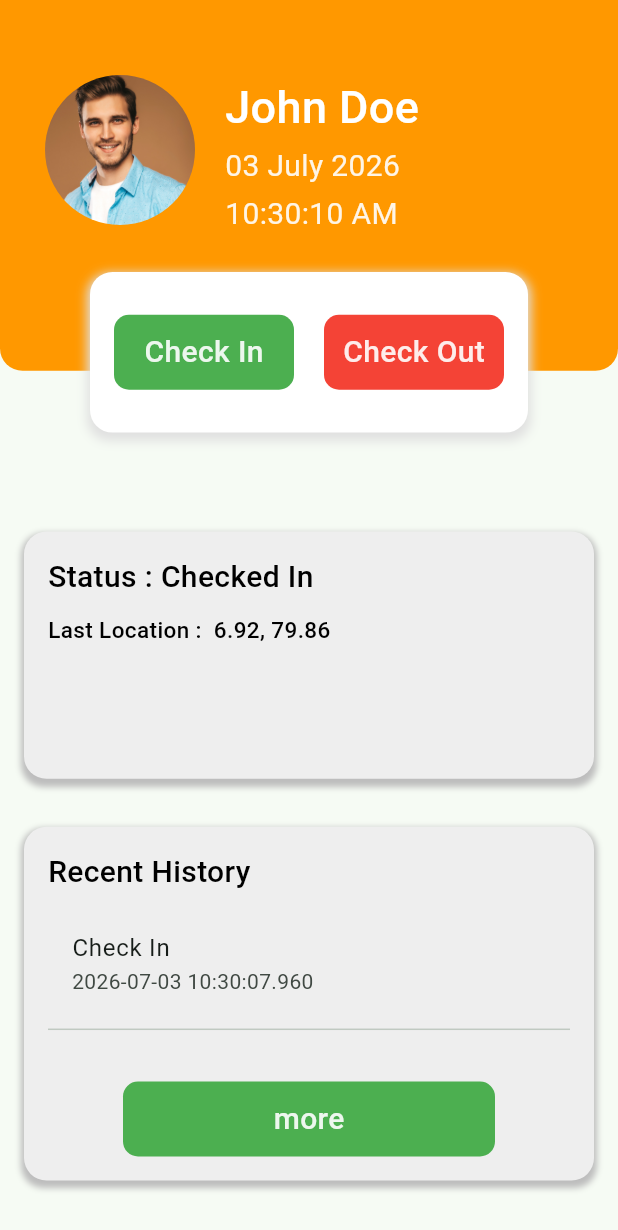
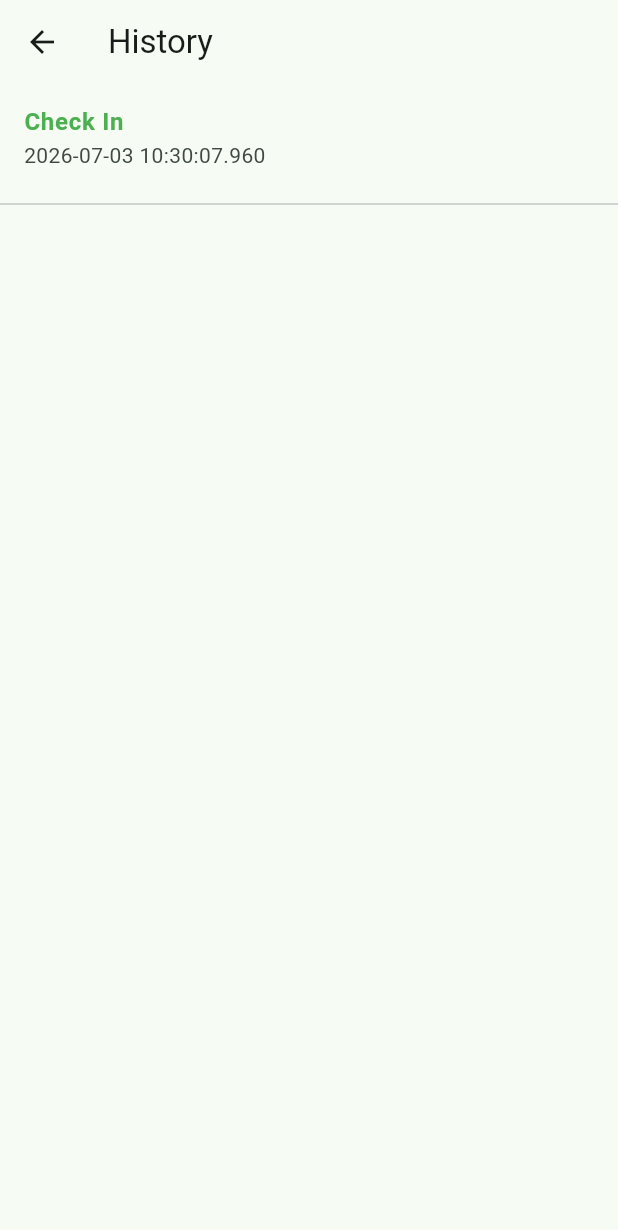
Before and after one commit to PathumDilhara/GeoAttend, a Flutter app: the screen it shows after launch, after a tap on "Check In", after a tap on "more", on a phone screen of 412 x 824 dp. Shown: the top 1230 px of the screen. Run offline on Flutter 3.47's test engine with Material 3 defaults, Android fonts, the phone set to English and light mode, and no system bars; our stand-ins replace flutter_riverpod, go_router.

Commit message:
History screen, details screen implemnting

```diff
--- a/lib/main.dart
+++ b/lib/main.dart
@@ -1,5 +1,5 @@
 import 'package:flutter/material.dart';
-import 'package:geo_attend/screens/home_screen.dart';
+import 'package:geo_attend/router/router.dart';
 import 'package:flutter_riverpod/flutter_riverpod.dart';
 
 void main() {
@@ -11,14 +11,14 @@ class MyApp extends StatelessWidget {
 
   @override
   Widget build(BuildContext context) {
-    return MaterialApp(
+    return MaterialApp.router(
       debugShowCheckedModeBanner: false,
       title: "Geo-Tagged Attendance Management App",
       theme: ThemeData(
         useMaterial3: true,
         colorScheme: ColorScheme.fromSeed(seedColor: Colors.greenAccent),
       ),
-      home: HomeScreen(),
+      routerConfig: AppRouter.router,
     );
   }
 }
--- /dev/null
+++ b/lib/router/router.dart
@@ -0,0 +1,35 @@
+import 'package:geo_attend/models/attendance_model.dart';
+import 'package:geo_attend/router/router_paths.dart';
+import 'package:geo_attend/screens/history_screen.dart';
+import 'package:geo_attend/screens/home_screen.dart';
+import 'package:go_router/go_router.dart';
+
+import '../screens/details_screen.dart';
+
+class AppRouter {
+  static final router = GoRouter(
+    initialLocation: "/${RouterPaths.home}",
+    routes: [
+      // home
+      GoRoute(
+        path: "/${RouterPaths.home}",
+        builder: (context, state) => HomeScreen(),
+      ),
+
+      // History
+      GoRoute(
+        path: "/${RouterPaths.history}",
+        builder: (context, state) => HistoryScreen(),
+      ),
+
+      // Detailed screen
+      GoRoute(
+        path: "/${RouterPaths.details}",
+        builder:  (context, state) {
+          final model = state.extra as AttendanceModel;
+          return DetailsScreen(model: model);
+        },
+      ),
+    ],
+  );
+}
--- /dev/null
+++ b/lib/router/router_paths.dart
@@ -0,0 +1,5 @@
+class RouterPaths{
+  static final home = "home";
+  static final history = "history";
+  static final details = "details";
+}
--- /dev/null
+++ b/lib/screens/history_screen.dart
@@ -0,0 +1,45 @@
+import 'package:flutter/material.dart';
+import 'package:flutter_riverpod/flutter_riverpod.dart';
+import 'package:geo_attend/providers/attendance_provider.dart';
+import 'package:geo_attend/router/router_paths.dart';
+import 'package:go_router/go_router.dart';
+
+class HistoryScreen extends ConsumerWidget {
+  const HistoryScreen({super.key});
+
+  @override
+  Widget build(BuildContext context, WidgetRef ref) {
+    final history = ref.watch(attendanceProvider);
+
+    return Scaffold(
+      appBar: AppBar(title: Text("History")),
+      body: ListView.builder(
+        itemCount: history.length,
+        itemBuilder: (context, index) {
+          final item = history[index];
+
+          return Column(
+            children: [
+              ListTile(
+                title: Text(
+                  item.type,
+                  style: TextStyle(
+                    color: item.type == "Check In" ? Colors.green : Colors.red,
+                    fontWeight: FontWeight.bold
+                  ),
+                ),
+                subtitle: Text(item.dateTime.toString()),
+                onTap: () {
+                  GoRouter.of(
+                    context,
+                  ).push("/${RouterPaths.details}", extra: item);
+                },
+              ),
+              Divider(),
+            ],
+          );
+        },
+      ),
+    );
+  }
+}
--- a/lib/screens/home_screen.dart
+++ b/lib/screens/home_screen.dart
@@ -1,7 +1,9 @@
 import 'package:flutter/material.dart';
 import 'package:flutter_riverpod/flutter_riverpod.dart';
 import 'package:geo_attend/models/attendance_model.dart';
+import 'package:geo_attend/router/router_paths.dart';
 import 'package:geo_attend/widgets/custom_button.dart';
+import 'package:go_router/go_router.dart';
 import 'package:intl/intl.dart';
 
 import '../providers/attendance_provider.dart';
@@ -10,7 +12,6 @@ class HomeScreen extends ConsumerWidget {
   HomeScreen({super.key});
 
   double cardBR = 15;
-
   double mainPad = 16;
 
   @override
@@ -47,7 +48,7 @@ class HomeScreen extends ConsumerWidget {
             _buildCurrentStateCard(screenHeight),
 
             // Recent history
-            _buildRecentHistoryCard(screenHeight, ref),
+            _buildRecentHistoryCard(context, screenHeight, ref),
           ],
         ),
       ),
@@ -226,7 +227,11 @@ class HomeScreen extends ConsumerWidget {
   }
 
   // =================== Attendance recent history ======================
-  Widget _buildRecentHistoryCard(double screenHeight, WidgetRef ref) {
+  Widget _buildRecentHistoryCard(
+    BuildContext context,
+    double screenHeight,
+    WidgetRef ref,
+  ) {
     final recentList = ref.watch(attendanceProvider.notifier).recentThree;
 
     return Container(
@@ -273,7 +278,9 @@ class HomeScreen extends ConsumerWidget {
           else
             Stack(
               children: [
-                Material(
+                Padding(
+                  padding: const EdgeInsets.only(bottom: 20.0),
+                  child: Material(
                     clipBehavior: Clip.antiAlias,
                     color: Colors.grey.shade200,
                     child: SizedBox(
@@ -287,16 +294,29 @@ class HomeScreen extends ConsumerWidget {
                             children: [
                               ListTile(
                                 tileColor: Colors.grey.shade200,
-                              title: Text(item.type),
+                                title: Text(
+                                  item.type,
+                                  style: TextStyle(
+                                    color:
+                                        item.type == "Check In"
+                                            ? Colors.green
+                                            : Colors.red,
+                                    fontWeight: FontWeight.bold,
+                                  ),
+                                ),
                                 subtitle: Text(item.dateTime.toString()),
                                 onTap: () {
-                                // TODO : go to details page
+                                  GoRouter.of(context).push(
+                                    "/${RouterPaths.details}",
+                                    extra: item,
+                                  );
                                 },
                               ),
                               Divider(),
                             ],
                           );
                         },
+                      ),
                     ),
                   ),
                 ),
@@ -309,7 +329,7 @@ class HomeScreen extends ConsumerWidget {
                     title: "more",
                     bgColor: Colors.green,
                     onTap: () {
-                      // TODO : anv to histy page
+                      GoRouter.of(context).push("/${RouterPaths.history}");
                     },
                   ),
                 ),
--- a/pubspec.yaml
+++ b/pubspec.yaml
@@ -36,6 +36,7 @@ dependencies:
   cupertino_icons: ^1.0.8
   flutter_riverpod: ^3.3.2
   intl: ^0.20.0
+  go_router: ^17.0.0
 
 dev_dependencies:
   flutter_test:
```
Also changed, not shown: lib/screens/details_screen.dart (added, +42 -0 lines), pubspec.lock. Lines whose indentation alone changed are shown as unchanged.
